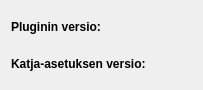
First picture: the form in arho_feature_template/gui/dialogs/plugin_about.ui, repository GispoCoding/arho-qgis-plugin, before the edit.
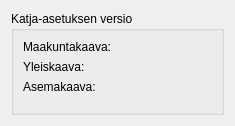
Second picture: the form after the edit.

Commit message: Change about dialog so that it only shows Katja versions for different plan types

Diff of the .ui file:
```diff
--- a/arho_feature_template/gui/dialogs/plugin_about.ui
+++ b/arho_feature_template/gui/dialogs/plugin_about.ui
@@ -6,8 +6,8 @@
    <rect>
     <x>0</x>
     <y>0</y>
-    <width>203</width>
-    <height>90</height>
+    <width>235</width>
+    <height>126</height>
    </rect>
   </property>
   <property name="windowTitle">
@@ -15,52 +15,55 @@
   </property>
   <layout class="QVBoxLayout" name="verticalLayout">
    <item>
-    <layout class="QHBoxLayout" name="horizontalLayout">
-     <item>
+    <widget class="QGroupBox" name="groupBox">
+     <property name="title">
+      <string>Katja-asetuksen versio</string>
+     </property>
+     <layout class="QFormLayout" name="formLayout">
+      <item row="0" column="0">
+       <widget class="QLabel" name="label_4">
+        <property name="text">
+         <string>Maakuntakaava:</string>
+        </property>
+       </widget>
+      </item>
+      <item row="0" column="1">
+       <widget class="QLabel" name="katja_version_regional">
+        <property name="text">
+         <string/>
+        </property>
+       </widget>
+      </item>
+      <item row="1" column="0">
       <widget class="QLabel" name="label">
-       <property name="font">
-        <font>
-         <weight>75</weight>
-         <bold>true</bold>
-        </font>
-       </property>
        <property name="text">
-        <string>Pluginin versio:</string>
+         <string>Yleiskaava:</string>
        </property>
       </widget>
      </item>
-     <item>
-      <widget class="QLabel" name="plugin_version_label">
+      <item row="1" column="1">
+       <widget class="QLabel" name="katja_version_general">
        <property name="text">
         <string/>
        </property>
       </widget>
      </item>
-    </layout>
-   </item>
-   <item>
-    <layout class="QHBoxLayout" name="horizontalLayout_2">
-     <item>
-      <widget class="QLabel" name="label_2">
-       <property name="font">
-        <font>
-         <weight>75</weight>
-         <bold>true</bold>
-        </font>
-       </property>
+      <item row="2" column="0">
+       <widget class="QLabel" name="label_3">
        <property name="text">
-        <string>Katja-asetuksen versio:</string>
+         <string>Asemakaava:</string>
        </property>
       </widget>
      </item>
-     <item>
-      <widget class="QLabel" name="katja_version_label">
+      <item row="2" column="1">
+       <widget class="QLabel" name="katja_version_town">
        <property name="text">
         <string/>
        </property>
       </widget>
      </item>
     </layout>
+    </widget>
    </item>
   </layout>
  </widget>
```
Lines whose indentation alone changed are shown as unchanged. The commit also changes 4 other files.
